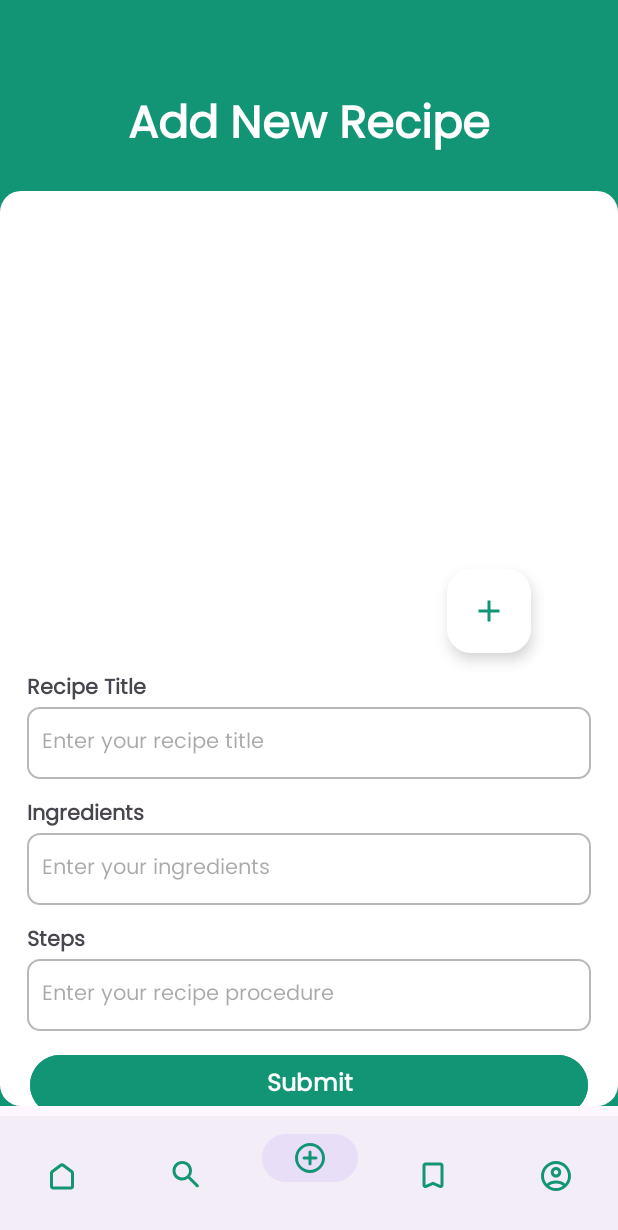
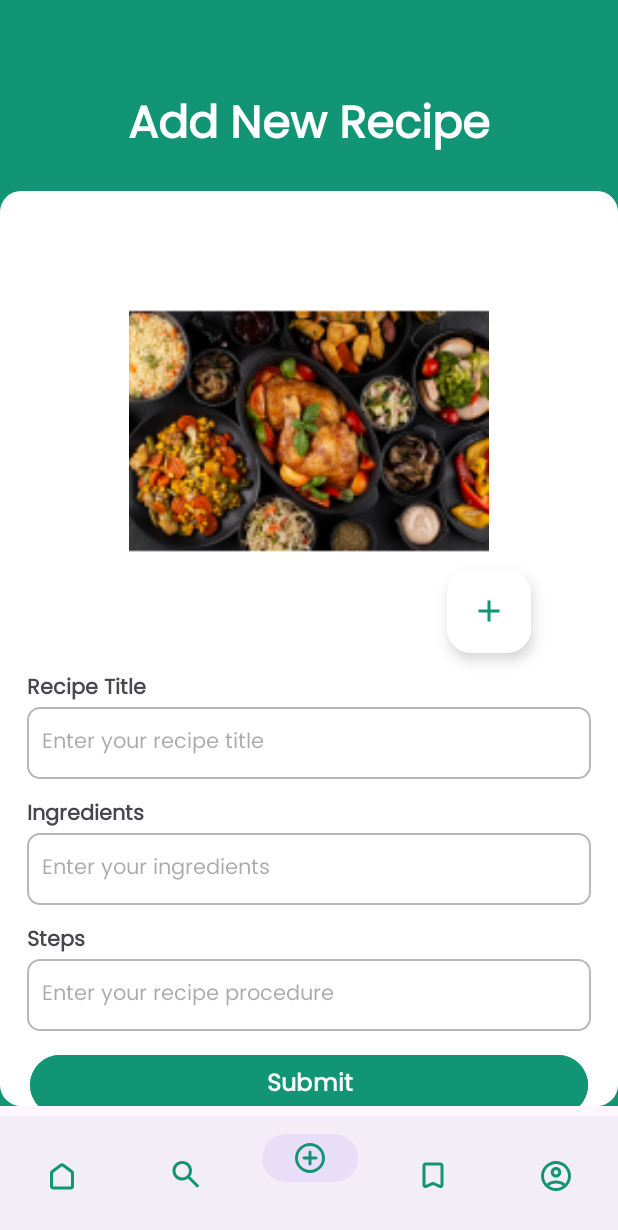
Before and after one commit to hamzhrdn/EZEats, an Android app: the screen it shows after launch (MainActivity), item 3 of the bottom bar chosen, on a phone screen of 412 x 824 dp. Shown: the top 1230 px of the screen. Run offline under Robolectric (Android 15) with nearby library versions, the phone set to English and light mode, and no system bars; pictures from the network do not load.

Commit message:
Initial commit

```diff
--- a/app/src/main/java/com/example/ezeats/addrecipe/AddRecipeFragment.kt
+++ b/app/src/main/java/com/example/ezeats/addrecipe/AddRecipeFragment.kt
@@ -45,12 +45,12 @@ class AddRecipeFragment : Fragment() {
 
     override fun onViewCreated(view: View, savedInstanceState: Bundle?) {
         super.onViewCreated(view, savedInstanceState)
-        binding.ivRecipeImage.setImageResource(R.mipmap.base_food_image_foreground)
+        binding.ivRecipe.setImageResource(R.mipmap.base_food_image_foreground)
         binding.btAddImage.setOnClickListener{
             view -> showPopUpMenu(view)
         }
         binding.btSubmit.setOnClickListener{
-            val title = binding.inputTitle.text.toString()
+            val title = binding.inputRecipeName.text.toString()
             val ingredients = binding.inputIngredient.text.toString()
             val steps = binding.inputSteps.text.toString()
 
@@ -89,7 +89,7 @@ class AddRecipeFragment : Fragment() {
             if (result.resultCode == AppCompatActivity.RESULT_OK) {
                 currentImageUri = result.data?.data as Uri
                 if (currentImageUri != null) {
-                    binding.ivRecipeImage.setImageURI(currentImageUri)
+                    binding.ivRecipe.setImageURI(currentImageUri)
                 } else {
                     Toast.makeText(requireContext(), "No Image Selected", Toast.LENGTH_SHORT).show()
                 }
@@ -101,7 +101,7 @@ class AddRecipeFragment : Fragment() {
     private val launcherIntentCamera =
         registerForActivityResult(ActivityResultContracts.TakePicture()) { isSuccess ->
             if (isSuccess) {
-                binding.ivRecipeImage.setImageURI(currentImageUri)
+                binding.ivRecipe.setImageURI(currentImageUri)
             } else {
                 Toast.makeText(requireContext(), "No Image Selected", Toast.LENGTH_SHORT).show()
             }
--- a/app/src/main/java/com/example/ezeats/detailrecipe/DetailRecipeFragment.kt
+++ b/app/src/main/java/com/example/ezeats/detailrecipe/DetailRecipeFragment.kt
@@ -1,23 +1,16 @@
 package com.example.ezeats.detailrecipe
 
-import androidx.lifecycle.ViewModelProvider
 import android.os.Bundle
-import androidx.fragment.app.Fragment
 import android.view.LayoutInflater
 import android.view.View
 import android.view.ViewGroup
+import androidx.fragment.app.Fragment
 import androidx.fragment.app.viewModels
-import androidx.navigation.fragment.navArgs
 import androidx.viewpager.widget.ViewPager
-import com.example.ezeats.R
 import com.example.ezeats.databinding.FragmentDetailRecipeBinding
-import com.example.ezeats.databinding.FragmentHomeBinding
-import com.example.ezeats.home.CategoryAdapter
-import com.example.ezeats.home.HomeViewModel
 import com.example.ezeats.utils.ViewModelFactory
 import com.google.android.material.tabs.TabLayout
 
-@Suppress("UNREACHABLE_CODE")
 class DetailRecipeFragment : Fragment() {
     private var _binding: FragmentDetailRecipeBinding? = null
     private val binding get() = _binding!!
@@ -29,7 +22,7 @@ class DetailRecipeFragment : Fragment() {
     override fun onCreateView(
         inflater: LayoutInflater, container: ViewGroup?,
         savedInstanceState: Bundle?
-    ): View? {
+    ): View {
         _binding = FragmentDetailRecipeBinding.inflate(inflater, container, false)
 
         val viewPager : ViewPager = binding.viewPager
--- a/app/src/main/res/layout/fragment_add_recipe.xml
+++ b/app/src/main/res/layout/fragment_add_recipe.xml
@@ -42,7 +42,7 @@
                 app:layout_constraintVertical_bias="0.0">
 
                 <ImageView
-                    android:id="@+id/ivProfile"
+                    android:id="@+id/ivRecipe"
                     android:layout_width="240dp"
                     android:layout_height="240dp"
                     android:layout_marginTop="40dp"
@@ -59,15 +59,15 @@
                     android:layout_height="wrap_content"
                     android:backgroundTint="@color/white"
                     android:src="@drawable/add_icon"
-                    app:layout_constraintBottom_toBottomOf="@+id/ivProfile"
-                    app:layout_constraintEnd_toEndOf="@+id/ivProfile"
-                    app:layout_constraintStart_toEndOf="@+id/ivProfile"
-                    app:layout_constraintTop_toBottomOf="@+id/ivProfile"
+                    app:layout_constraintBottom_toBottomOf="@+id/ivRecipe"
+                    app:layout_constraintEnd_toEndOf="@+id/ivRecipe"
+                    app:layout_constraintStart_toEndOf="@+id/ivRecipe"
+                    app:layout_constraintTop_toBottomOf="@+id/ivRecipe"
                     app:tint="@color/green"
                     tools:ignore="ContentDescription,SpeakableTextPresentCheck" />
 
                 <TextView
-                    android:id="@+id/tvName"
+                    android:id="@+id/tvRecipe"
                     android:layout_width="wrap_content"
                     android:layout_height="wrap_content"
                     android:layout_marginStart="18dp"
@@ -80,7 +80,7 @@
                     app:layout_constraintTop_toBottomOf="@+id/btAdd_image" />
 
                 <com.example.ezeats.customui.customEditText
-                    android:id="@+id/editName"
+                    android:id="@+id/inputRecipeName"
                     android:layout_width="match_parent"
                     android:layout_height="wrap_content"
                     android:layout_marginStart="18dp"
@@ -95,11 +95,11 @@
                     android:textStyle="normal"
                     app:layout_constraintEnd_toEndOf="parent"
                     app:layout_constraintStart_toStartOf="parent"
-                    app:layout_constraintTop_toBottomOf="@+id/tvName"
+                    app:layout_constraintTop_toBottomOf="@+id/tvRecipe"
                     tools:ignore="TextContrastCheck" />
 
                 <TextView
-                    android:id="@+id/tvEmail"
+                    android:id="@+id/tvIngredient"
                     android:layout_width="wrap_content"
                     android:layout_height="wrap_content"
                     android:layout_marginStart="18dp"
@@ -109,10 +109,10 @@
                     android:textSize="14sp"
                     android:textStyle="bold"
                     app:layout_constraintStart_toStartOf="parent"
-                    app:layout_constraintTop_toBottomOf="@+id/editName" />
+                    app:layout_constraintTop_toBottomOf="@+id/inputRecipeName" />
 
                 <com.example.ezeats.customui.customEditText
-                    android:id="@+id/editEmail"
+                    android:id="@+id/inputIngredient"
                     android:layout_width="match_parent"
                     android:layout_height="wrap_content"
                     android:layout_marginStart="18dp"
@@ -127,11 +127,11 @@
                     android:textStyle="normal"
                     app:layout_constraintEnd_toEndOf="parent"
                     app:layout_constraintStart_toStartOf="parent"
-                    app:layout_constraintTop_toBottomOf="@+id/tvEmail"
+                    app:layout_constraintTop_toBottomOf="@+id/tvIngredient"
                     tools:ignore="TextContrastCheck" />
 
                 <TextView
-                    android:id="@+id/tvPassword"
+                    android:id="@+id/tvSteps"
                     android:layout_width="wrap_content"
                     android:layout_height="wrap_content"
                     android:layout_marginStart="18dp"
@@ -141,10 +141,10 @@
                     android:textSize="14sp"
                     android:textStyle="bold"
                     app:layout_constraintStart_toStartOf="parent"
-                    app:layout_constraintTop_toBottomOf="@+id/editEmail" />
+                    app:layout_constraintTop_toBottomOf="@+id/inputIngredient" />
 
                 <com.example.ezeats.customui.customEditText
-                    android:id="@+id/input_steps"
+                    android:id="@+id/inputSteps"
                     android:layout_width="match_parent"
                     android:layout_height="wrap_content"
                     android:layout_marginStart="18dp"
@@ -159,7 +159,7 @@
                     android:textStyle="normal"
                     app:layout_constraintEnd_toEndOf="parent"
                     app:layout_constraintStart_toStartOf="parent"
-                    app:layout_constraintTop_toBottomOf="@+id/tvPassword"
+                    app:layout_constraintTop_toBottomOf="@+id/tvSteps"
                     tools:ignore="TextContrastCheck" />
 
                 <Button
@@ -177,7 +177,7 @@
                     app:circularflow_radiusInDP="30dp"
                     app:layout_constraintEnd_toEndOf="parent"
                     app:layout_constraintStart_toStartOf="parent"
-                    app:layout_constraintTop_toBottomOf="@+id/input_steps"
+                    app:layout_constraintTop_toBottomOf="@+id/inputSteps"
                     tools:ignore="TouchTargetSizeCheck" />
             </androidx.constraintlayout.widget.ConstraintLayout>
         </androidx.constraintlayout.widget.ConstraintLayout>
```
